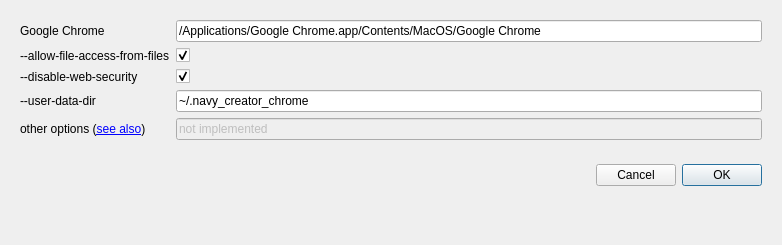
The window that window/n_pref_dialog.ui (h13i32maru/navyjs-legacy2) describes before a commit, drawn with Qt 5.
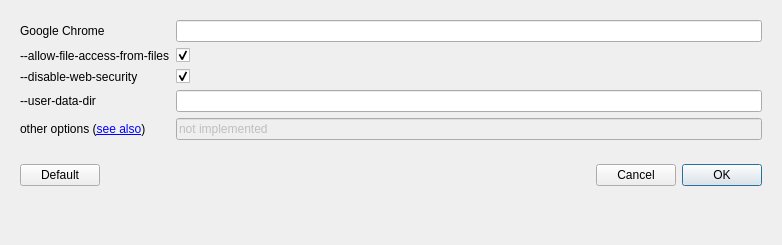
The same window after the commit.

Commit message: chromeの設定を修正

The edit to the form file:
```diff
--- a/window/n_pref_dialog.ui
+++ b/window/n_pref_dialog.ui
@@ -61,14 +61,14 @@
       <item row="3" column="1">
        <widget class="QLineEdit" name="userDataDirEdit">
         <property name="text">
-         <string>~/.navy_creator_chrome</string>
+         <string/>
         </property>
        </widget>
       </item>
       <item row="0" column="1">
        <widget class="QLineEdit" name="googleChromeEdit">
         <property name="text">
-         <string>/Applications/Google Chrome.app/Contents/MacOS/Google Chrome</string>
+         <string/>
         </property>
        </widget>
       </item>
@@ -108,6 +108,13 @@
    <item>
     <widget class="QWidget" name="widget_2" native="true">
      <layout class="QHBoxLayout" name="horizontalLayout">
+      <item>
+       <widget class="QPushButton" name="defaultButton">
+        <property name="text">
+         <string>Default</string>
+        </property>
+       </widget>
+      </item>
       <item>
        <spacer name="horizontalSpacer">
         <property name="orientation">
```
The commit also changes 3 other files.
